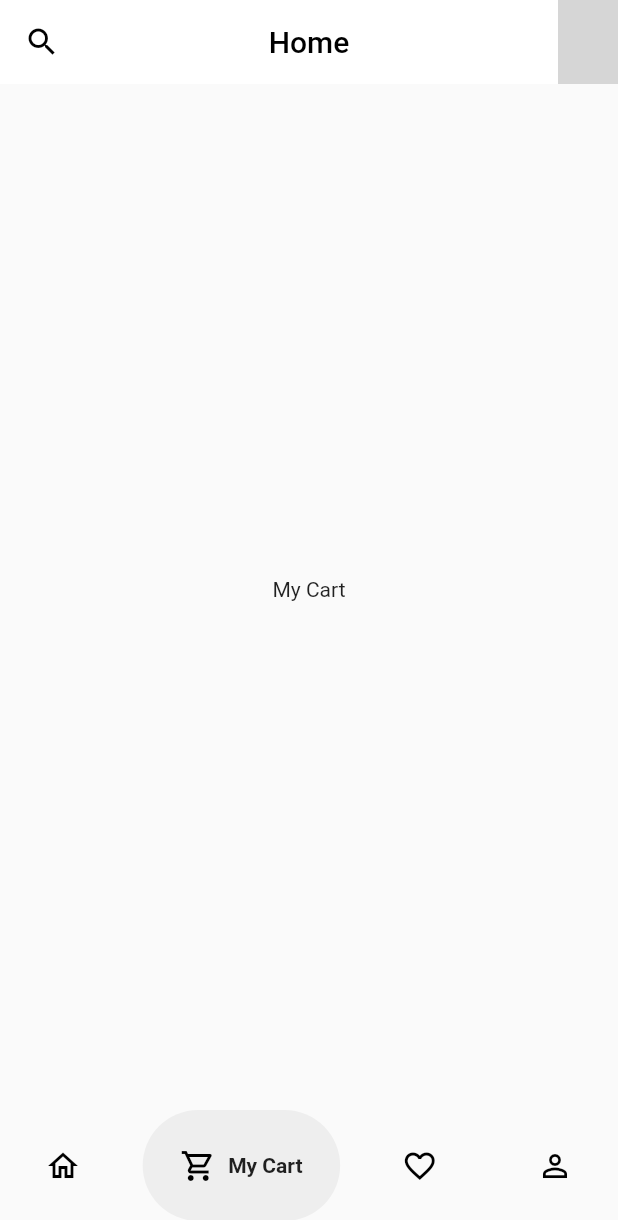
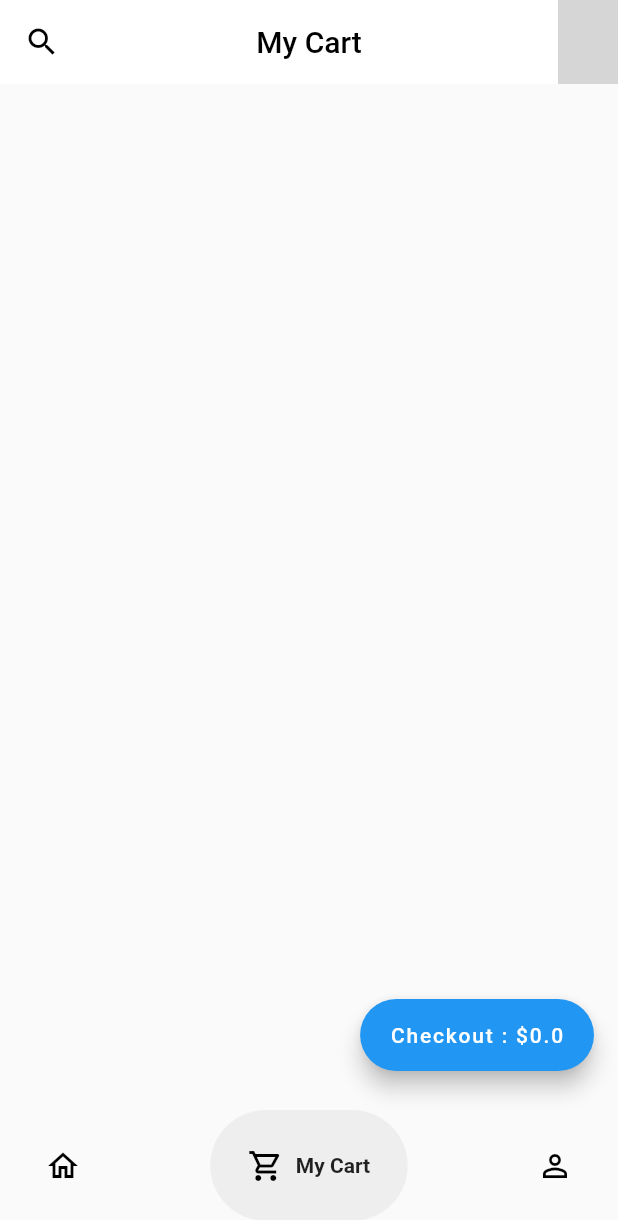
Before and after one commit to KuntalGain/food-app-flutter, a Flutter app: the screen it shows after launch, item 2 of the bottom bar chosen, on a phone screen of 412 x 824 dp. Shown: the top 1220 px of the screen. Run offline on Flutter 3.47's test engine with Material 2 defaults, Android fonts, the phone set to English and light mode, and no system bars; drawn by our look-alikes of google_nav_bar; our stand-ins replace google_fonts; missing offline and left inert: dart:ffi; network calls fail; grey boxes are pictures that could not be loaded.

```diff
--- /dev/null
+++ b/lib/models/product_model.dart
@@ -0,0 +1,13 @@
+class Product {
+  String imageId;
+  String itemName;
+  int quantity;
+  double price;
+
+  Product({
+    required this.imageId,
+    required this.itemName,
+    required this.quantity,
+    required this.price,
+  });
+}
--- a/lib/screens/app_screen.dart
+++ b/lib/screens/app_screen.dart
@@ -1,4 +1,6 @@
 import 'package:flutter/material.dart';
+import 'package:food_app/models/product_model.dart';
+import 'package:food_app/screens/cart_screen.dart';
 
 import 'package:food_app/screens/home_screen.dart';
 import 'package:food_app/screens/product_detail_screen.dart';
@@ -13,21 +15,56 @@ class HomeScreen extends StatefulWidget {
 }
 
 class _HomeScreenState extends State<HomeScreen> {
-  Widget currentScreen = HomePage();
+  late List<Product> cartItems;
+  bool isCheckout = false;
+
+  Widget currentScreen = HomePage(
+    cartItems: [],
+  );
   int selectedIndex = 0;
 
-  List<Widget> _screens = [
-    HomePage(),
-    Container(child: Center(child: Text("My Cart"))),
-    Container(child: Center(child: Text("WishList"))),
-    Container(child: Center(child: Text("My Profile"))),
-  ];
+  late List<Widget> _screens;
+
+  @override
+  void initState() {
+    super.initState();
+    cartItems = [];
+    _screens = [
+      HomePage(
+        cartItems: cartItems,
+      ),
+      MyCartScreen(myCart: cartItems),
+      // Container(child: Center(child: Text("My Cart"))),
+      // Container(child: Center(child: Text("WishList"))),
+      Container(child: Center(child: Text("My Profile"))),
+    ];
+  }
+
+  List<String> _appBarTitle = ["Home", "My Cart", "Profile"];
+  String _title = 'Home';
 
   void _onTabChanged(int index) {
     setState(() {
       selectedIndex = index;
       currentScreen = _screens[index];
+      _title = _appBarTitle[index];
+
+      if (_title == 'My Cart') {
+        isCheckout = true;
+      } else {
+        isCheckout = false;
+      }
     });
+  }
+
+  double totalPrice() {
+    double total = 0.0;
+    cartItems.forEach((product) {
+      total += double.parse(product.price.toString()) *
+          int.parse(product.quantity.toString());
+    });
+
+    return total;
   }
 
   @override
@@ -46,7 +83,7 @@ class _HomeScreenState extends State<HomeScreen> {
         ),
         elevation: 0,
         title: Text(
-          "Home",
+          _title,
           style: TextStyle(
             color: Colors.black,
           ),
@@ -61,7 +98,12 @@ class _HomeScreenState extends State<HomeScreen> {
       ),
 
       body: currentScreen,
-
+      floatingActionButton: Visibility(
+          visible: isCheckout,
+          child: FloatingActionButton.extended(
+            onPressed: () {},
+            label: Text('Checkout : \$${totalPrice()}'),
+          )),
       bottomNavigationBar: Padding(
         padding: const EdgeInsets.symmetric(horizontal: 5, vertical: 10),
         child: GNav(
@@ -78,10 +120,6 @@ class _HomeScreenState extends State<HomeScreen> {
               text: 'My Cart',
             ),
             GButton(
-              icon: Icons.favorite_border,
-              text: 'Wishlist',
-            ),
-            GButton(
               icon: Icons.person_outline,
               text: 'Profile',
             ),
```
Also changed, not shown: lib/screens/cart_screen.dart (added, +81 -0 lines), lib/screens/home_screen.dart (+21 -4 lines), lib/screens/product_detail_screen.dart (+30 -6 lines), lib/screens/wishlist_screen.dart (added, +26 -0 lines).
